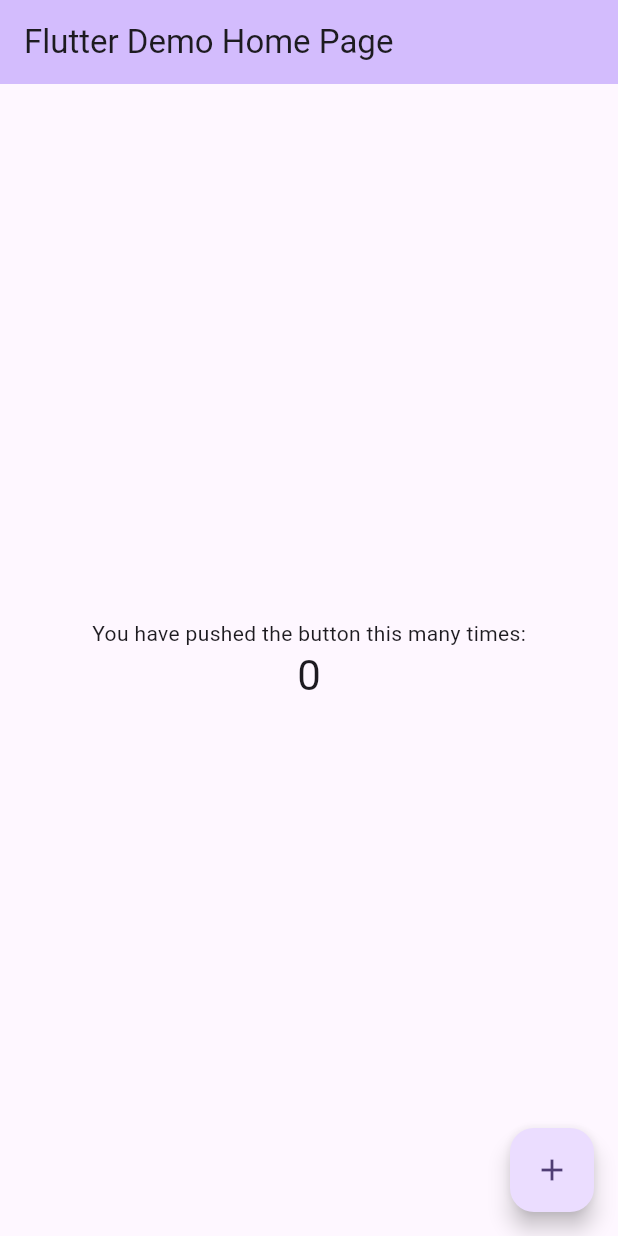
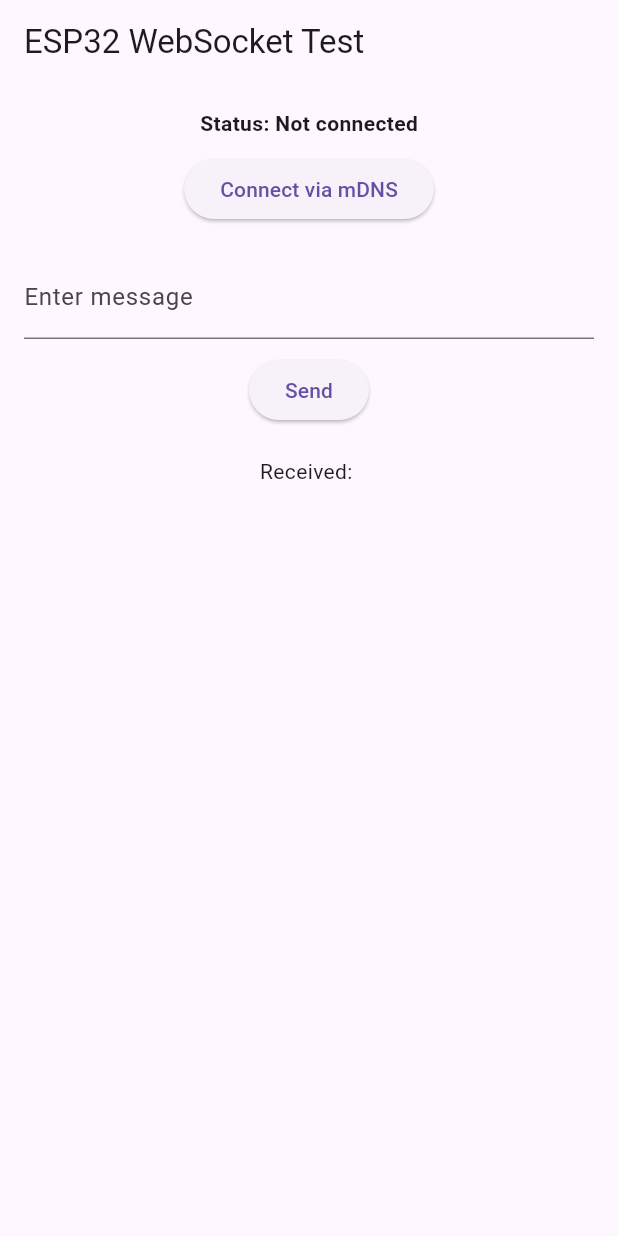
Before and after one commit to NillanjanSingh/ecology-project, a Flutter app: the screen it shows after launch, on a phone screen of 412 x 824 dp. Run offline on Flutter 3.47's test engine with Material 3 defaults, Android fonts, the phone set to English and light mode, and no system bars; our stand-ins replace multicast_dns.

Commit message:
websocket connection for esp32

```diff
--- a/lib/main.dart
+++ b/lib/main.dart
@@ -1,4 +1,7 @@
+import 'dart:io';
 import 'package:flutter/material.dart';
+import 'package:web_socket_channel/web_socket_channel.dart';
+import 'package:multicast_dns/multicast_dns.dart';
 
 void main() {
   runApp(const MyApp());
@@ -7,115 +10,142 @@ void main() {
 class MyApp extends StatelessWidget {
   const MyApp({super.key});
 
-  // This widget is the root of your application.
   @override
   Widget build(BuildContext context) {
-    return MaterialApp(
-      title: 'Flutter Demo',
-      theme: ThemeData(
-        // This is the theme of your application.
-        //
-        // TRY THIS: Try running your application with "flutter run". You'll see
-        // the application has a purple toolbar. Then, without quitting the app,
-        // try changing the seedColor in the colorScheme below to Colors.green
-        // and then invoke "hot reload" (save your changes or press the "hot
-        // reload" button in a Flutter-supported IDE, or press "r" if you used
-        // the command line to start the app).
-        //
-        // Notice that the counter didn't reset back to zero; the application
-        // state is not lost during the reload. To reset the state, use hot
-        // restart instead.
-        //
-        // This works for code too, not just values: Most code changes can be
-        // tested with just a hot reload.
-        colorScheme: .fromSeed(seedColor: Colors.deepPurple),
-      ),
-      home: const MyHomePage(title: 'Flutter Demo Home Page'),
-    );
+    return const MaterialApp(home: WebSocketTestPage());
   }
 }
 
-class MyHomePage extends StatefulWidget {
-  const MyHomePage({super.key, required this.title});
-
-  // This widget is the home page of your application. It is stateful, meaning
-  // that it has a State object (defined below) that contains fields that affect
-  // how it looks.
-
-  // This class is the configuration for the state. It holds the values (in this
-  // case the title) provided by the parent (in this case the App widget) and
-  // used by the build method of the State. Fields in a Widget subclass are
-  // always marked "final".
-
-  final String title;
+class WebSocketTestPage extends StatefulWidget {
+  const WebSocketTestPage({super.key});
 
   @override
-  State<MyHomePage> createState() => _MyHomePageState();
+  State<WebSocketTestPage> createState() => _WebSocketTestPageState();
 }
 
-class _MyHomePageState extends State<MyHomePage> {
-  int _counter = 0;
+class _WebSocketTestPageState extends State<WebSocketTestPage> {
+  WebSocketChannel? channel;
+  String status = "Not connected";
+  String receivedMessage = "";
 
-  void _incrementCounter() {
-    setState(() {
-      // This call to setState tells the Flutter framework that something has
-      // changed in this State, which causes it to rerun the build method below
-      // so that the display can reflect the updated values. If we changed
-      // _counter without calling setState(), then the build method would not be
-      // called again, and so nothing would appear to happen.
-      _counter++;
-    });
+  final TextEditingController controller = TextEditingController();
+  final String mDnsHostname =
+      "gigachad-esp.local";
+
+  // --- NEW: Helper method to resolve mDNS ---
+  Future<String?> resolveMdns(String hostname) async {
+    setState(() => status = "Resolving $hostname...");
+
+    final MDnsClient client = MDnsClient();
+    await client.start();
+
+    String? resolvedIp;
+
+    try {
+      // Look up the IPv4 address for the given hostname
+      await for (final IPAddressResourceRecord record
+          in client.lookup<IPAddressResourceRecord>(
+            ResourceRecordQuery.addressIPv4(hostname),
+          )) {
+        resolvedIp = record.address.address;
+        break; // Stop after finding the first match
+      }
+    } catch (e) {
+      print("mDNS Lookup failed: $e");
+    } finally {
+      client.stop();
+    }
+
+    return resolvedIp;
+  }
+
+  Future<void> connect() async {
+    try {
+      // 1. Resolve the hostname to an IP address first
+      String? ipAddress = await resolveMdns(mDnsHostname);
+
+      if (ipAddress == null) {
+        setState(() => status = "Failed to resolve $mDnsHostname");
+        return;
+      }
+
+      setState(() => status = "Connecting to $ipAddress...");
+
+      // 2. Connect using the resolved IP address
+      channel = WebSocketChannel.connect(Uri.parse('ws://$ipAddress/ws'));
+
+      channel!.stream.listen(
+        (message) {
+          print("RECEIVED: $message");
+          setState(() {
+            receivedMessage = message.toString();
+          });
+        },
+        onError: (error) {
+          print("WS ERROR: $error");
+          setState(() => status = "Error: $error");
+        },
+        onDone: () {
+          print("WS CLOSED");
+          setState(() => status = "Connection closed");
+        },
+      );
+
+      setState(() => status = "Connected via $ipAddress");
+    } catch (e) {
+      setState(() => status = "Connection failed: $e");
+    }
+  }
+
+  void sendMessage() {
+    if (channel != null && controller.text.isNotEmpty) {
+      channel!.sink.add(controller.text);
+      controller.clear();
+    }
+  }
+
+  @override
+  void dispose() {
+    channel?.sink.close();
+    controller.dispose();
+    super.dispose();
   }
 
   @override
   Widget build(BuildContext context) {
-    // This method is rerun every time setState is called, for instance as done
-    // by the _incrementCounter method above.
-    //
-    // The Flutter framework has been optimized to make rerunning build methods
-    // fast, so that you can just rebuild anything that needs updating rather
-    // than having to individually change instances of widgets.
     return Scaffold(
-      appBar: AppBar(
-        // TRY THIS: Try changing the color here to a specific color (to
-        // Colors.amber, perhaps?) and trigger a hot reload to see the AppBar
-        // change color while the other colors stay the same.
-        backgroundColor: Theme.of(context).colorScheme.inversePrimary,
-        // Here we take the value from the MyHomePage object that was created by
-        // the App.build method, and use it to set our appbar title.
-        title: Text(widget.title),
-      ),
-      body: Center(
-        // Center is a layout widget. It takes a single child and positions it
-        // in the middle of the parent.
+      appBar: AppBar(title: const Text("ESP32 WebSocket Test")),
+      body: Padding(
+        padding: const EdgeInsets.all(16),
         child: Column(
-          // Column is also a layout widget. It takes a list of children and
-          // arranges them vertically. By default, it sizes itself to fit its
-          // children horizontally, and tries to be as tall as its parent.
-          //
-          // Column has various properties to control how it sizes itself and
-          // how it positions its children. Here we use mainAxisAlignment to
-          // center the children vertically; the main axis here is the vertical
-          // axis because Columns are vertical (the cross axis would be
-          // horizontal).
-          //
-          // TRY THIS: Invoke "debug painting" (choose the "Toggle Debug Paint"
-          // action in the IDE, or press "p" in the console), to see the
-          // wireframe for each widget.
-          mainAxisAlignment: .center,
           children: [
-            const Text('You have pushed the button this many times:'),
             Text(
-              '$_counter',
-              style: Theme.of(context).textTheme.headlineMedium,
+              "Status: $status",
+              style: const TextStyle(fontWeight: FontWeight.bold),
             ),
+            const SizedBox(height: 10),
+
+            ElevatedButton(
+              onPressed: connect,
+              child: const Text("Connect via mDNS"),
+            ),
+
+            const SizedBox(height: 20),
+
+            TextField(
+              controller: controller,
+              decoration: const InputDecoration(labelText: "Enter message"),
+            ),
+
+            const SizedBox(height: 10),
+
+            ElevatedButton(onPressed: sendMessage, child: const Text("Send")),
+
+            const SizedBox(height: 20),
+
+            Text("Received: $receivedMessage"),
           ],
         ),
-      ),
-      floatingActionButton: FloatingActionButton(
-        onPressed: _incrementCounter,
-        tooltip: 'Increment',
-        child: const Icon(Icons.add),
       ),
     );
   }
--- a/pubspec.yaml
+++ b/pubspec.yaml
@@ -34,6 +34,8 @@ dependencies:
   # The following adds the Cupertino Icons font to your application.
   # Use with the CupertinoIcons class for iOS style icons.
   cupertino_icons: ^1.0.8
+  web_socket_channel: ^2.4.0
+  multicast_dns: ^0.3.3
 
 dev_dependencies:
   flutter_test:
```
Also changed, not shown: pubspec.lock.
